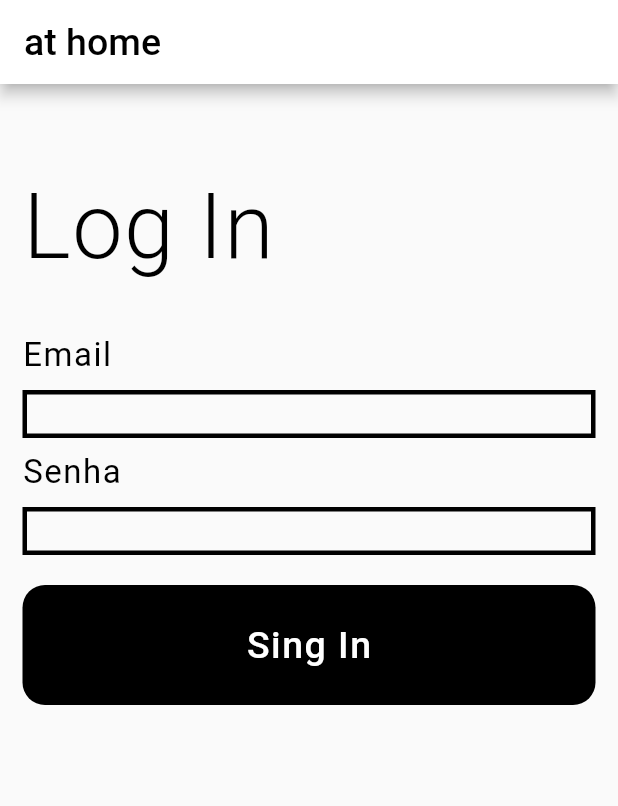
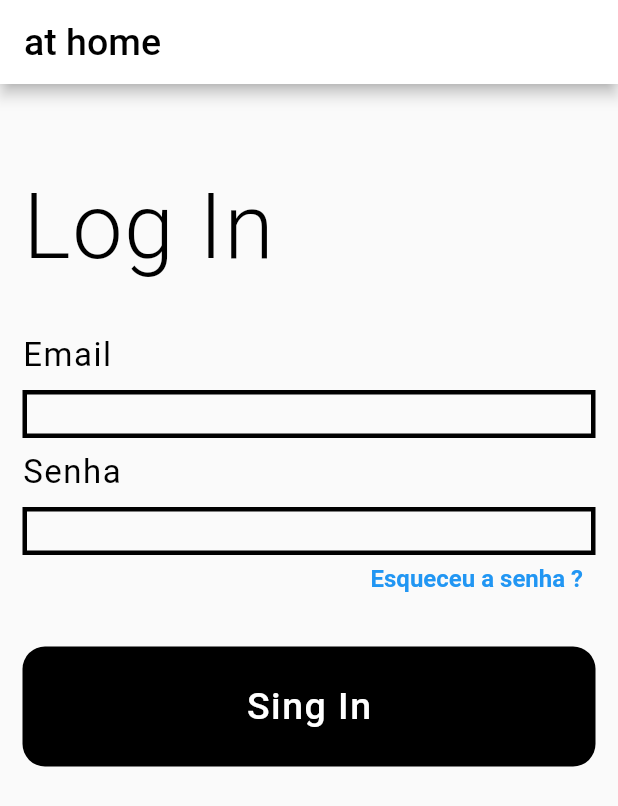
Before and after one commit to Jessicapereirac/INF1300-Desenvolvimento-Mobile, a Flutter app: the screen it shows after launch, on a phone screen of 412 x 824 dp. Shown: the top 806 px of the screen. Run offline on Flutter 3.47's test engine with Material 2 defaults, Android fonts, the phone set to English and light mode, and no system bars.

Commit message:
esqueceu a senha ?

```diff
--- a/disciplina/at_home/lib/login.dart
+++ b/disciplina/at_home/lib/login.dart
@@ -130,11 +130,25 @@ class _loginState extends State<login> {
 
                     ),
                   ),
+                  GestureDetector(
+                    child:
+                    Padding(padding: EdgeInsets.only(top: 6, left: 232),
+                      child: Text("Esqueceu a senha ?",
+                        style: TextStyle(
+                          color: Colors.blue,
+                          fontFamily: 'Roboto',
+                          fontSize: 16,
+                          fontWeight: FontWeight.w700,
+                        ),
+                      ),
+                    ),
+                    onTap: (){},
+                  )
                 ],
               )
             ),
 
-            Padding(padding: EdgeInsets.only(top: 20),
+            Padding(padding: EdgeInsets.only(top: 36),
             child: GestureDetector(
               child: Container(
                 height: 80,
```
Also changed, not shown: disciplina/at_home/lib/resgisterCliente.dart (added).
